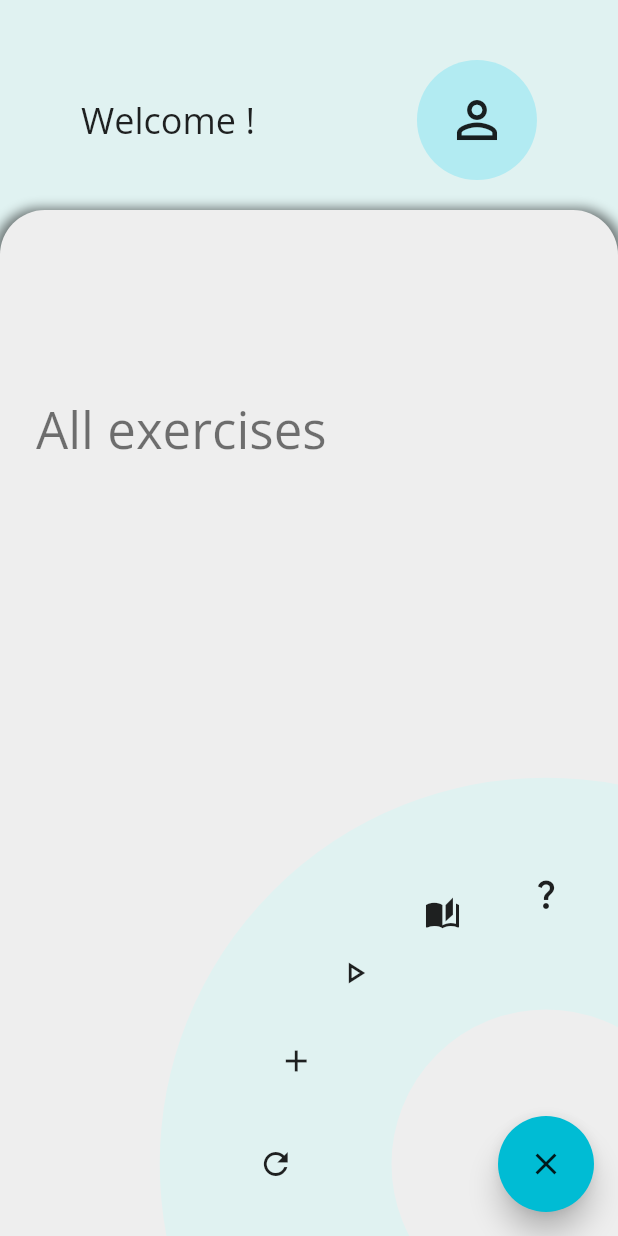
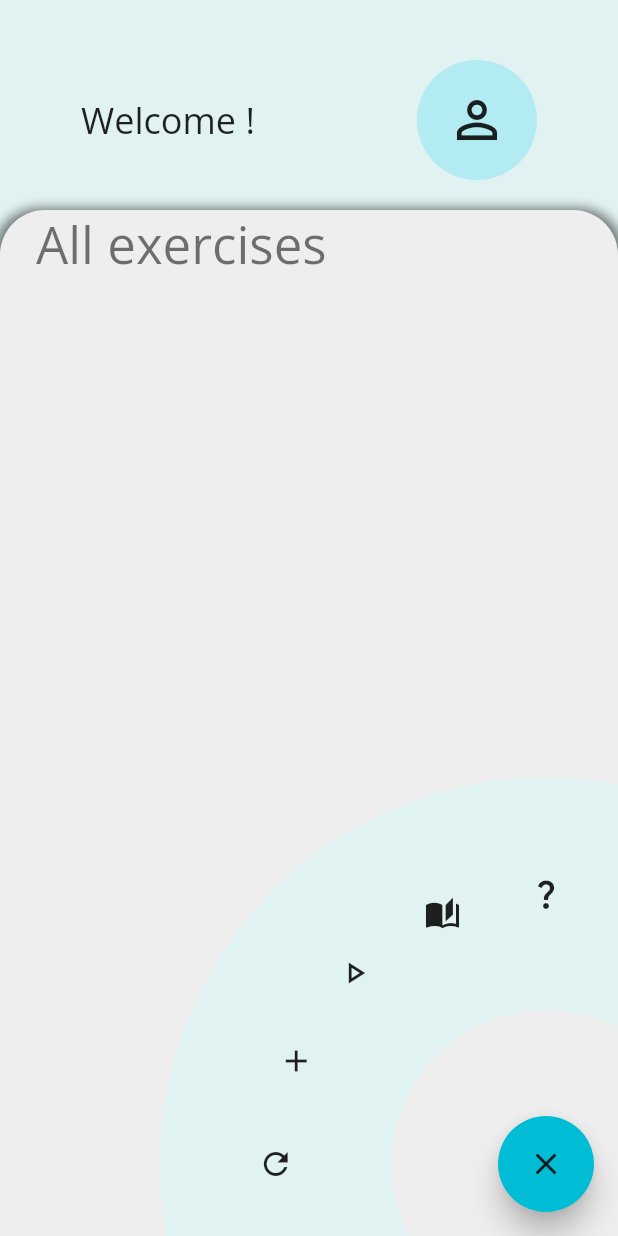
Before and after one commit to Meleciusz/Shaptif_PracaInzynierska, a Flutter app: the HomePageGym screen opened directly, after a tap on the "menu" icon, on a phone screen of 412 x 824 dp. Run offline on Flutter 3.47's test engine with Material 2 defaults, Android fonts, the phone set to English and light mode, and no system bars; our stand-ins replace bloc, cloud_firestore, connectivity_plus, equatable, firebase_auth, firebase_core and 7 more; missing offline and left inert: flow_builder; accounts and stored records are empty.

Commit message:
Change of AllExercises widget Bloc

```diff
--- a/lib/GymMode/Exercises/ExerciseDescription/home/home.dart
+++ b/lib/GymMode/Exercises/ExerciseDescription/home/home.dart
@@ -8,10 +8,10 @@ import 'widgets/widgets.dart';
 
 
 class ExerciseDescription extends StatefulWidget {
-  const ExerciseDescription({super.key, required this.exercise, required this.allExerciseBloc});
+  const ExerciseDescription({super.key, required this.exercise, required this.contextBloc});
 
   final Exercise exercise;
-  final AllExercisesBloc allExerciseBloc;
+  final AllExercisesBloc contextBloc;
 
   @override
   State<ExerciseDescription> createState() => _ExerciseDescriptionState();
@@ -35,7 +35,7 @@ class ExerciseDescription extends StatefulWidget {
             mainAxisAlignment: MainAxisAlignment.start,
             crossAxisAlignment: CrossAxisAlignment.stretch,
             children: [
-              HeaderTitle(veryfied: widget.exercise.veryfied, addingUser: widget.exercise.adding_user_id, exerciseId: widget.exercise.id, allExercisesBloc: widget.allExerciseBloc,),
+              HeaderTitle(veryfied: widget.exercise.veryfied, addingUser: widget.exercise.adding_user_id, exerciseId: widget.exercise.id, contextBloc: widget.contextBloc,),
               const SizedBox(height: 20),
 
               ContainerBody(
--- a/lib/GymMode/Exercises/ExerciseDescription/home/widgets/header_tile/header_tile.dart
+++ b/lib/GymMode/Exercises/ExerciseDescription/home/widgets/header_tile/header_tile.dart
@@ -1,23 +1,22 @@
 import 'package:flutter/material.dart';
 import 'package:flutter_bloc/flutter_bloc.dart';
-import 'package:shaptifii/GymMode/Exercises/Exercises/exercises.dart';
 
 import '../../../../../../authorization/app/app.dart';
+import '../../../../Exercises/home/widgets/all_exercises_widget/bloc/all_exercises_bloc.dart';
 
 const _avatarSize = 40.0;
 
 class HeaderTitle extends StatelessWidget {
-  const HeaderTitle({super.key, required this.veryfied, required this.addingUser, required this.exerciseId, required this.allExercisesBloc});
+  const HeaderTitle({super.key, required this.veryfied, required this.addingUser, required this.exerciseId, required this.contextBloc});
   final bool veryfied;
   final String addingUser;
   final String exerciseId;
-  final AllExercisesBloc allExercisesBloc;
+  final AllExercisesBloc contextBloc;
 
 
   @override
   Widget build(BuildContext context) {
     final user = context.select((AppBloc bloc) => bloc.state.user);
-
     return Row(
       mainAxisAlignment: MainAxisAlignment.spaceAround,
       children: [
@@ -32,7 +31,8 @@ class HeaderTitle extends StatelessWidget {
         veryfied ?
         const SizedBox() :
         IconButton(onPressed: (){
-                allExercisesBloc.add(DeleteExercise(exerciseId));
+          contextBloc.add(DeleteExercise(exerciseID: exerciseId));
+          contextBloc.add(RefreshExercises());
           Navigator.pop(context);
         }, icon: const Icon(Icons.delete_forever, size: _avatarSize)) :
         const SizedBox(),
--- a/lib/GymMode/Exercises/Exercises/home/pages/home_layout.dart
+++ b/lib/GymMode/Exercises/Exercises/home/pages/home_layout.dart
@@ -22,7 +22,7 @@ class _HomeLayoutState extends State<HomeLayout> {
   @override
   Widget build(BuildContext context) {
     final AllExercisesBloc allExercisesBloc = BlocProvider.of<AllExercisesBloc>(context);
-    final ExercisesByCategoryBloc exercisesByCategoryBloc = BlocProvider.of<ExercisesByCategoryBloc>(context);
+   // final ExercisesByCategoryBloc exercisesByCategoryBloc = BlocProvider.of<ExercisesByCategoryBloc>(context);
 
     return Scaffold(
       body: const Padding(
@@ -34,8 +34,8 @@ class _HomeLayoutState extends State<HomeLayout> {
             SizedBox(height: 20),
             ContainerBody(
               children: [
-                CategoriesWidget(),
-                ExercisesByCategory(),
+                //CategoriesWidget(),
+                //ExercisesByCategory(),
                 AllExercisesWidget(title: 'All exercises'),
               ],
             ),
--- a/lib/GymMode/Exercises/Exercises/home/pages/home_page.dart
+++ b/lib/GymMode/Exercises/Exercises/home/pages/home_page.dart
@@ -1,11 +1,8 @@
 import 'package:authorization_repository/authorization_repository.dart';
-import 'package:body_parts_repository/body_parts_repository.dart';
 import 'package:exercise_repository/exercise_repository.dart';
 import 'package:flutter/material.dart';
 import 'package:flutter_bloc/flutter_bloc.dart';
 import 'package:shaptifii/GymMode/Exercises/Exercises/exercises.dart';
-import 'package:shaptifii/GymMode/Exercises/Exercises/home/widgets/exercises_by_category/bloc/exercises_by_category_bloc.dart';
-import 'package:shaptifii/authorization/app/bloc/app_bloc.dart';
 import '../widgets/all_exercises_widget/bloc/all_exercises_bloc.dart';
 import 'home_layout.dart';
 
@@ -19,20 +16,33 @@ class HomePageGym extends StatelessWidget {
 
     return Scaffold(
       backgroundColor: Colors.deepOrangeAccent,
-      body: MultiBlocProvider(
+      body: RepositoryProvider(
+        create: (context) => FirestoreExerciseService(),
+        child: MultiBlocProvider(
           providers: [
             BlocProvider<AllExercisesBloc>(
-              create: (context) => AllExercisesBloc(FirestoreExerciseService())
-          ),
-          BlocProvider<CategoryWidgetBloc>(
-            create: (context) => CategoryWidgetBloc(FirestoreExerciseService(), FirestoreBodyPartsService()),
-          ),
-          BlocProvider<ExercisesByCategoryBloc>(
-            create: (context) => ExercisesByCategoryBloc(FirestoreExerciseService(), FirestoreBodyPartsService()),
+                create: (context) => AllExercisesBloc(
+                  firestoreService: context.read<FirestoreExerciseService>(),
+                )..add(GetExercises())
             )
           ],
           child: const HomeLayout(),
         ),
+      )
+      // MultiBlocProvider(
+      //   providers: [
+      //     BlocProvider<AllExercisesBloc>(
+      //         create: (context) => AllExercisesBloc(FirestoreExerciseService())
+      //     ),
+      //     BlocProvider<CategoryWidgetBloc>(
+      //       create: (context) => CategoryWidgetBloc(FirestoreExerciseService(), FirestoreBodyPartsService()),
+      //     ),
+      //     BlocProvider<ExercisesByCategoryBloc>(
+      //       create: (context) => ExercisesByCategoryBloc(FirestoreExerciseService(), FirestoreBodyPartsService()),
+      //     )
+      //   ],
+      //   child: const HomeLayout(),
+      // ),
     );
   }
 }
--- a/lib/GymMode/Exercises/Exercises/home/widgets/all_exercises_widget/all_exercises_widget_manager.dart
+++ b/lib/GymMode/Exercises/Exercises/home/widgets/all_exercises_widget/all_exercises_widget_manager.dart
@@ -3,44 +3,42 @@ import 'package:flutter_bloc/flutter_bloc.dart';
 import 'package:shaptifii/GymMode/Exercises/Exercises/home/widgets/all_exercises_widget/widget/loaded_state_widget.dart';
 import 'all_exercises.dart';
 
-class AllExercisesWidget extends StatefulWidget {
+class AllExercisesWidget extends StatelessWidget {
   const AllExercisesWidget({super.key, required this.title});
   final String title;
 
   @override
-  State<AllExercisesWidget> createState() => _AllExercisesWidgetState();
-}
-
-class _AllExercisesWidgetState extends State<AllExercisesWidget> {
-
-
-  @override
-  void initState() {
-    BlocProvider.of<AllExercisesBloc>(context).add(LoadAllExercises());
-    super.initState();
-  }
-
-  @override
   Widget build(BuildContext context) {
-    final AllExercisesBloc allExercisesBloc = BlocProvider.of<AllExercisesBloc>(context);
     return BlocBuilder<AllExercisesBloc, AllExercisesState>(
-        builder: (context, state) {
-          if (state is ExercisesLoading) {
-            return const Center(child: CircularProgressIndicator());
-          } else if (state is ExercisesLoaded) {
-            return LoadedStateWidget(title: widget.title, exercises: state.exercises, allExerciseBloc: allExercisesBloc,);
-          }
-          else if (state is ExerciseOperationSuccess) {
-            allExercisesBloc.add(LoadAllExercises());
-            return Container();
-          }
-          else if (state is ExerciseOperationFailure) {
-            return Center(child: Text(state.message));
-          }
-          else{
-            return Container();
-          }
-        }
-      );
+        builder:  (context, state){
+          return state.status.isSuccess
+              ? LoadedStateWidget(exercises: state.exercises, title: title)
+              : state.status.isLoading
+                ? const Center(child:  CircularProgressIndicator(),)
+                : state.status.isError
+                  ? const Center(child: Text("Error"))
+                  : const SizedBox();
+      }
+    );
+    // final AllExercisesBloc allExercisesBloc = BlocProvider.of<AllExercisesBloc>(context);
+    // return BlocBuilder<AllExercisesBloc, AllExercisesState>(
+    //     builder: (context, state) {
+    //       if (state is ExercisesLoading) {
+    //         return const Center(child: CircularProgressIndicator());
+    //       } else if (state is ExercisesLoaded) {
+    //         return LoadedStateWidget(title: widget.title, exercises: state.exercises, allExerciseBloc: allExercisesBloc,);
+    //       }
+    //       else if (state is ExerciseOperationSuccess) {
+    //         allExercisesBloc.add(LoadAllExercises());
+    //         return Container();
+    //       }
+    //       else if (state is ExerciseOperationFailure) {
+    //         return Center(child: Text(state.message));
+    //       }
+    //       else{
+    //         return Container();
+    //       }
+    //     }
+    //   );
   }
 }
--- a/lib/GymMode/Exercises/Exercises/home/widgets/all_exercises_widget/bloc/all_exercises_bloc.dart
+++ b/lib/GymMode/Exercises/Exercises/home/widgets/all_exercises_widget/bloc/all_exercises_bloc.dart
@@ -10,70 +10,83 @@ part 'all_exercises_event.dart';
 part 'all_exercises_state.dart';
 
 class AllExercisesBloc extends Bloc<AllExercisesEvent, AllExercisesState> {
+  AllExercisesBloc({
+    required this.firestoreService,
+  }) : super(const AllExercisesState()) {
+    on<GetExercises>(_mapGetExercisesEvent);
+    on<RefreshExercises>(_mapRefreshExercisesEvent);
+    on<AddExercise>(_mapAddExerciseEvent);
+    on<DeleteExercise>(_mapDeleteExerciseEvent);
+  }
+
   final FirestoreExerciseService firestoreService;
 
-  AllExercisesBloc(this.firestoreService) : super(AllExercisesInitial()){
-    on<LoadAllExercises>((event, emit) async{
-      try{
-        emit(ExercisesLoading());
-        final exercises = await firestoreService.getExercises();
-        emit(ExercisesLoaded(exercises));
-      } catch(e){
-        emit(ExerciseOperationFailure("Failed to load exercises"));
-      }
-    });
+  void _mapGetExercisesEvent(GetExercises event, Emitter<AllExercisesState> emit) async {
+    try {
+      emit(state.copyWith(status: AllExercisesStatus.loading));
+      final exercises = await firestoreService.getExercises();
+      emit(state.copyWith(status: AllExercisesStatus.success, exercises: exercises));
+    } catch (e) {
+      emit(state.copyWith(status: AllExercisesStatus.error));
+    }
+  }
 
-    on<LoadVeryfiedExercises>((event, emit) async{
-      try{
-        emit(ExercisesLoading());
-        final exercises = await firestoreService.getVerifiedExercises();
-        emit(ExercisesLoaded(exercises));
-      } catch(e){
-        emit(ExerciseOperationFailure("Failed to load exercises"));
-      }
-    });
+  void _mapRefreshExercisesEvent(RefreshExercises event, Emitter<AllExercisesState> emit) async {
+    try {
+      emit(state.copyWith(status: AllExercisesStatus.loading));
+      await firestoreService.clearFirestoreCache();
+      final exercises = await firestoreService.getExercises();
+      emit(state.copyWith(status: AllExercisesStatus.success, exercises: exercises));
+    } catch (e) {
+      emit(state.copyWith(status: AllExercisesStatus.error));
+    }
+  }
 
-    on<RefreshExercises>((event, emit) async {
-      try {
-        emit(ExercisesLoading());
+  void _mapAddExerciseEvent(AddExercise event, Emitter<AllExercisesState> emit) async {
+    try {
+      emit(state.copyWith(status: AllExercisesStatus.loading));
+      await firestoreService.addExercise(event.exercise);
+      emit(state.copyWith(status: AllExercisesStatus.success));
+    } catch (e) {
+      emit(state.copyWith(status: AllExercisesStatus.error));
+    }
+  }
 
-        await firestoreService.clearFirestoreCache();
-
-        final exercises = await firestoreService.getExercises();
-        emit(ExercisesLoaded(exercises));
-      } catch (e) {
-        emit(ExerciseOperationFailure("Failed to refresh exercises"));
-      }
-    });
-
-    on<AddExercise>((event, emit) async {
-      try{
-        emit(ExercisesLoading());
-        await firestoreService.addExercise(event.exercise);
-        emit(ExerciseOperationSuccess("Exercise added"));
-      } catch(e){
-        emit(ExerciseOperationFailure("Failed to add exercise"));
-      }
-    });
-
-    // on<UpdateExercise>((event, emit) async {
-    //   try{
-    //     emit(ExercisesLoading());
-    //     await firestoreService.updateExercise(event.exercise);
-    //     emit(ExerciseOperationSuccess("Exercise updated"));
-    //   } catch(e){
-    //     emit(ExerciseOperationFailure("Failed to update exercise"));
-    //   }
-    // });
-
-    on<DeleteExercise>((event, emit) async {
-      try{
-        emit(ExercisesLoading());
-        await firestoreService.deleteExercise(event.id);
-        emit(ExerciseOperationSuccess("Exercise deleted"));
-      } catch(e){
-        emit(ExerciseOperationFailure("Failed to delete exercise"));
-      }
-    });
+  void _mapDeleteExerciseEvent(DeleteExercise event, Emitter<AllExercisesState> emit) async {
+    try {
+      emit(state.copyWith(status: AllExercisesStatus.loading));
+      await firestoreService.deleteExercise(event.exerciseID);
+      emit(state.copyWith(status: AllExercisesStatus.success));
+    } catch (e) {
+      emit(state.copyWith(status: AllExercisesStatus.error));
+    }
   }
+  //   on<LoadVeryfiedExercises>((event, emit) async{
+  //     try{
+  //       emit(ExercisesLoading());
+  //       final exercises = await firestoreService.getVerifiedExercises();
+  //       emit(ExercisesLoaded(exercises));
+  //     } catch(e){
+  //       emit(ExerciseOperationFailure("Failed to load exercises"));
+  //     }
+  //   });
+  //   // on<UpdateExercise>((event, emit) async {
+  //   //   try{
+  //   //     emit(ExercisesLoading());
+  //   //     await firestoreService.updateExercise(event.exercise);
+  //   //     emit(ExerciseOperationSuccess("Exercise updated"));
+  //   //   } catch(e){
+  //   //     emit(ExerciseOperationFailure("Failed to update exercise"));
+  //   //   }
+  //   // });
+  //   on<DeleteExercise>((event, emit) async {
+  //     try{
+  //       emit(ExercisesLoading());
+  //       await firestoreService.deleteExercise(event.id);
+  //       emit(ExerciseOperationSuccess("Exercise deleted"));
+  //     } catch(e){
+  //       emit(ExerciseOperationFailure("Failed to delete exercise"));
+  //     }
+  //   });
+  // }
 }
--- a/lib/GymMode/Exercises/Exercises/home/widgets/all_exercises_widget/bloc/all_exercises_event.dart
+++ b/lib/GymMode/Exercises/Exercises/home/widgets/all_exercises_widget/bloc/all_exercises_event.dart
@@ -1,22 +1,37 @@
 part of 'all_exercises_bloc.dart';
 
-@immutable
-abstract class AllExercisesEvent{}
+class AllExercisesEvent extends Equatable {
+  @override
+  List<Object?> get props => [];
+}
 
-class LoadAllExercises extends AllExercisesEvent {}
+class GetExercises extends AllExercisesEvent {
+  @override
+  List<Object?> get props => [];
+}
 
-class LoadVeryfiedExercises extends AllExercisesEvent {}
-
-class RefreshExercises extends AllExercisesEvent {}
+class RefreshExercises extends AllExercisesEvent {
+  @override
+  List<Object?> get props => [];
+}
 
 class AddExercise extends AllExercisesEvent {
+  AddExercise({
+    required this.exercise,
+  });
+
   final Exercise exercise;
 
-  AddExercise(this.exercise);
+  @override
+  List<Object?> get props => [];
 }
 
 class DeleteExercise extends AllExercisesEvent {
-  final String id;
+  DeleteExercise({
+    required this.exerciseID,
+  });
+  final String exerciseID;
 
-  DeleteExercise(this.id);
+  @override
+  List<Object?> get props => [];
 }
--- a/lib/GymMode/Exercises/Exercises/home/widgets/all_exercises_widget/bloc/all_exercises_state.dart
+++ b/lib/GymMode/Exercises/Exercises/home/widgets/all_exercises_widget/bloc/all_exercises_state.dart
@@ -1,26 +1,33 @@
 part of 'all_exercises_bloc.dart';
 
-@immutable
-abstract class AllExercisesState{}
+enum AllExercisesStatus { initial, loading, success, error }
 
-class AllExercisesInitial extends AllExercisesState {}
-
-class ExercisesLoading extends AllExercisesState {}
-
-class ExercisesLoaded extends AllExercisesState {
-  final List<Exercise> exercises;
-
-  ExercisesLoaded(this.exercises);
+extension AllExercisesStatusX on AllExercisesStatus {
+  bool get isInitial => this == AllExercisesStatus.initial;
+  bool get isLoading => this == AllExercisesStatus.loading;
+  bool get isSuccess => this == AllExercisesStatus.success;
+  bool get isError => this == AllExercisesStatus.error;
 }
 
-class ExerciseOperationSuccess extends AllExercisesState {
-  final String message;
+class AllExercisesState extends Equatable {
+  const AllExercisesState({
+    this.status = AllExercisesStatus.initial,
+    this.exercises,
+  });
 
-  ExerciseOperationSuccess(this.message);
+  final List<Exercise>? exercises;
+  final AllExercisesStatus status;
+
+  @override
+  List<Object?> get props => [exercises, status];
+
+  AllExercisesState copyWith({
+    AllExercisesStatus? status,
+    List<Exercise>? exercises,
+  }){
+    return AllExercisesState(
+      status: status ?? this.status,
+      exercises: exercises ?? this.exercises,
+    );
+  }
 }
-
-class ExerciseOperationFailure extends AllExercisesState {
-  final String message;
-
-  ExerciseOperationFailure(this.message);
-}
--- a/lib/GymMode/Exercises/Exercises/home/widgets/all_exercises_widget/widget/loaded_state_widget.dart
+++ b/lib/GymMode/Exercises/Exercises/home/widgets/all_exercises_widget/widget/loaded_state_widget.dart
@@ -1,17 +1,19 @@
 import 'package:exercise_repository/exercise_repository.dart';
 import 'package:flutter/material.dart';
+import 'package:flutter_bloc/flutter_bloc.dart';
 import 'package:shaptifii/GymMode/Exercises/Exercises/home/widgets/all_exercises_widget/bloc/all_exercises_bloc.dart';
 import 'all_exercise_board.dart';
 
 class LoadedStateWidget extends StatelessWidget {
-  const LoadedStateWidget({super.key, required this.exercises, required this.title, required this.allExerciseBloc});
+  const LoadedStateWidget({super.key, required this.exercises, required this.title});
   final String title;
-  final List<Exercise> exercises;
-  final AllExercisesBloc allExerciseBloc;
+  final List<Exercise>? exercises;
 
 
   @override
   Widget build(BuildContext context) {
+    return BlocBuilder<AllExercisesBloc, AllExercisesState>(
+        builder: (context, state){
           return Column(
             crossAxisAlignment: CrossAxisAlignment.stretch,
             children: [
@@ -23,7 +25,7 @@ class LoadedStateWidget extends StatelessWidget {
                 ),
               ),
               SizedBox(
-          height: ((exercises.length * 100) + MediaQuery.of(context).size.width) + 24,
+                height: ((exercises!.length * 100) + MediaQuery.of(context).size.width) + 24,
                 child: ListView.separated(
                     physics: const NeverScrollableScrollPhysics(),
                     padding: const EdgeInsets.only(
@@ -33,17 +35,19 @@ class LoadedStateWidget extends StatelessWidget {
                     ),
                     itemBuilder: (context, index) {
                       return AllExerciseBoard(
-                exercise: exercises[index],
-                allExerciseBloc: allExerciseBloc,
+                            exercise: exercises![index],
+                            contextBloc: context.read<AllExercisesBloc>()
                           );
                     },
                     separatorBuilder: (_, __) => const SizedBox(
                       height: 20.0,
                     ),
-            itemCount: exercises.length),
+                    itemCount: exercises!.length),
               ),
             ],
           );
         }
+    );
+  }
 
 }
--- a/lib/GymMode/Exercises/NewExercise/home/home.dart
+++ b/lib/GymMode/Exercises/NewExercise/home/home.dart
@@ -174,7 +174,7 @@ class _NewExerciseState extends State<NewExercise> {
       ),
       floatingActionButton: FloatingActionButton(
         onPressed: (){
-          widget.allExercisesBloc.add(AddExercise(Exercise(
+          widget.allExercisesBloc.add(AddExercise(exercise: Exercise(
             id: '',
             adding_user_id: user.name!,
             body_parts: selectedBodyParts.toList(),
@@ -184,6 +184,7 @@ class _NewExerciseState extends State<NewExercise> {
             veryfied: false
           )));
 
+          widget.allExercisesBloc.add(RefreshExercises());
           Navigator.pop(context);
         },
         shape: const CircleBorder(),
```
Also changed, not shown: lib/GymMode/Exercises/Exercises/home/widgets/all_exercises_widget/widget/all_exercise_board.dart (+9 -4 lines), lib/GymMode/Exercises/Exercises/home/widgets/exercises_by_category/exercises_by_category_item.dart (+5 -5 lines). Lines whose indentation alone changed are shown as unchanged.
